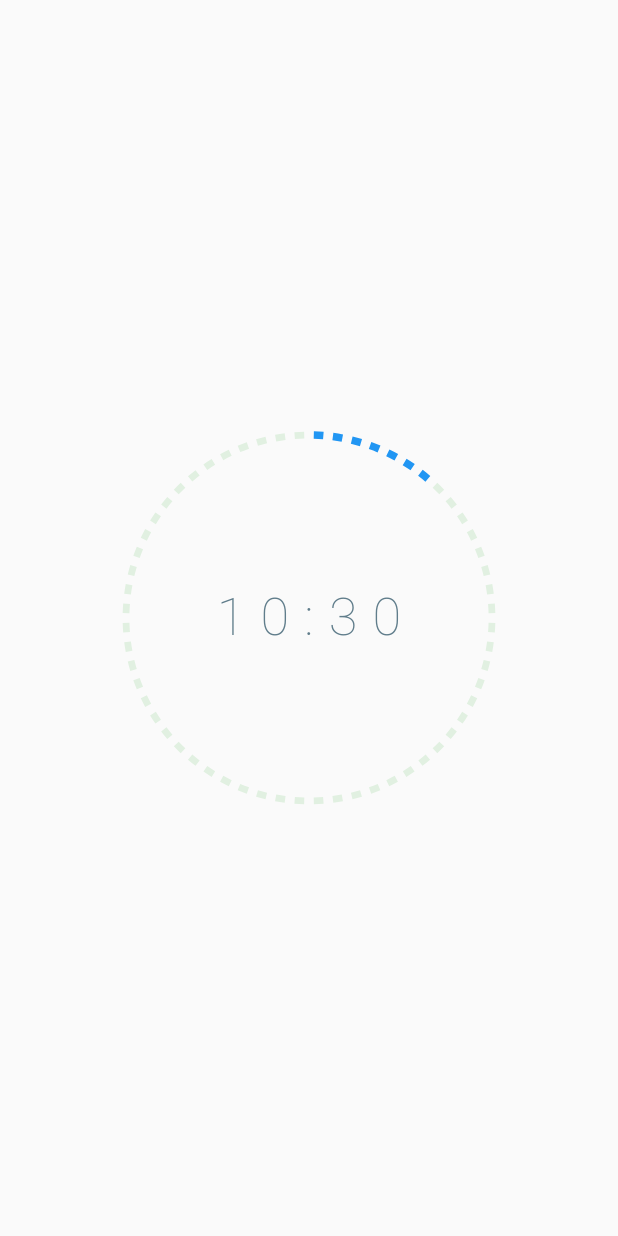
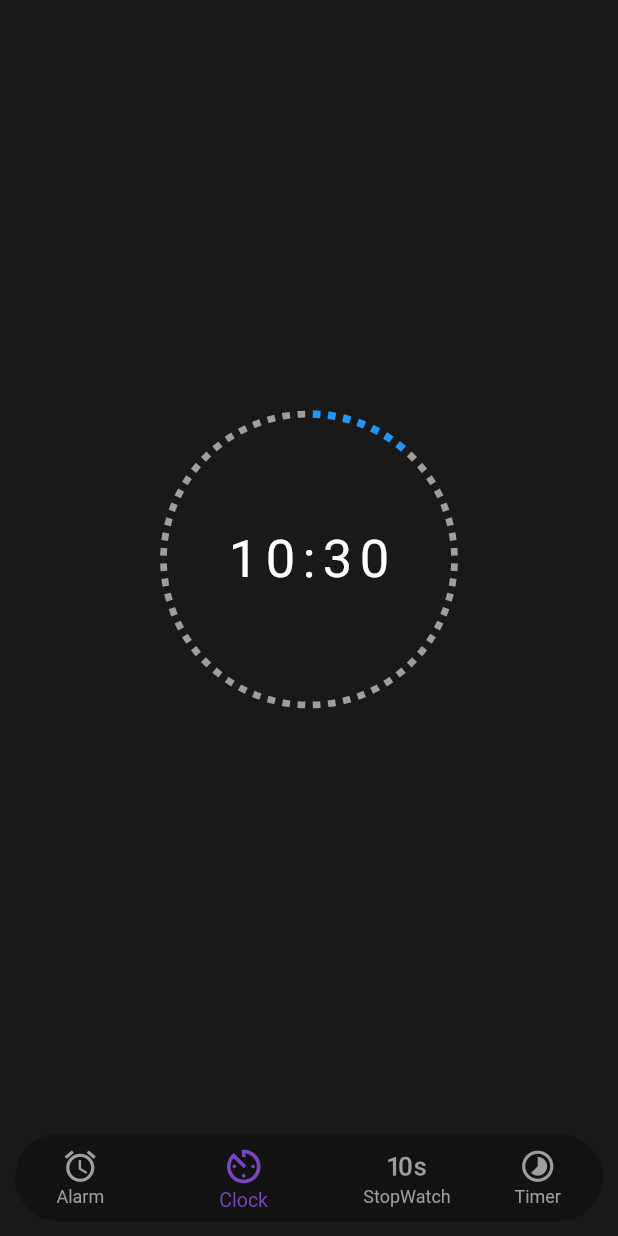
Before and after one commit to JavadMokhtari/ClockApp, a Flutter app: the screen it shows after launch, on a phone screen of 412 x 824 dp. Run offline on Flutter 3.47's test engine with Material 2 defaults, Android fonts, the phone set to English and light mode, and no system bars; drawn by our look-alikes of step_progress_indicator; Roboto replaces fonts that are missing (montserrat, ubuntu).

Commit message:
Updated clock_screen.dart

```diff
--- a/clock_app/lib/screens/clock_screen.dart
+++ b/clock_app/lib/screens/clock_screen.dart
@@ -1,5 +1,7 @@
 import 'dart:async';
 import 'package:flutter/material.dart';
+import 'package:clock_app/constants/colors.dart';
+import 'package:clock_app/widgets/bottom_navigation_bar.dart';
 import 'package:step_progress_indicator/step_progress_indicator.dart';
 
 class ClockScreen extends StatefulWidget {
@@ -9,27 +11,14 @@ class ClockScreen extends StatefulWidget {
   State<ClockScreen> createState() => _ClockScreenState();
 }
 
-class _ClockScreenState extends State<ClockScreen>
-    with TickerProviderStateMixin {
+class _ClockScreenState extends State<ClockScreen> {
   late String _timeString;
-  late AnimationController controller;
 
   @override
   void initState() {
     DateTime nowTime = DateTime.now();
-    double controllerValue = nowTime.second.toDouble() / 60;
-
     _timeString = _formatDateTime(nowTime);
     Timer.periodic(const Duration(seconds: 1), (Timer t) => _getTime());
-
-    controller = AnimationController(
-      vsync: this,
-      duration: const Duration(seconds: 60),
-      value: controllerValue,
-    )..addListener(() {
-        setState(() {});
-      });
-    controller.repeat();
     super.initState();
   }
 
@@ -41,12 +30,6 @@ class _ClockScreenState extends State<ClockScreen>
     });
   }
 
-  @override
-  void dispose() {
-    controller.dispose();
-    super.dispose();
-  }
-
   String _formatDateTime(DateTime dateTime) {
     String minute = dateTime.minute.toString().padLeft(2, '0');
     String hour = dateTime.hour.toString().padLeft(2, '0');
@@ -55,33 +38,31 @@ class _ClockScreenState extends State<ClockScreen>
 
   @override
   Widget build(BuildContext context) {
-    return MaterialApp(
-      home: Scaffold(
-          body: Center(
+    return Scaffold(
+      backgroundColor: CustomColors.background,
+      bottomNavigationBar: const ClockAppBottomNavigationBar(),
+      body: Center(
         child: CircularStepProgressIndicator(
-          height: 250,
-          width: 250,
+          height: 200,
+          width: 200,
           totalSteps: 60,
           currentStep: DateTime.now().second.toInt(),
           selectedStepSize: 5,
           unselectedStepSize: 4.5,
-          gradientColor: const LinearGradient(
-            colors: [Colors.blueGrey, Colors.teal],
-          ),
-          unselectedColor: const Color.fromARGB(50, 120, 200, 120),
+          gradientColor: GradientColors.linearGrad,
           child: Center(
             child: Text(
               _timeString,
               style: const TextStyle(
                 fontSize: 35,
-                fontWeight: FontWeight.w100,
-                letterSpacing: 10,
-                color: Colors.blueGrey,
+                fontFamily: "montserrat",
+                letterSpacing: 5,
+                color: Colors.white,
               ),
             ),
           ),
         ),
-      )),
+      ),
     );
   }
 }
```
